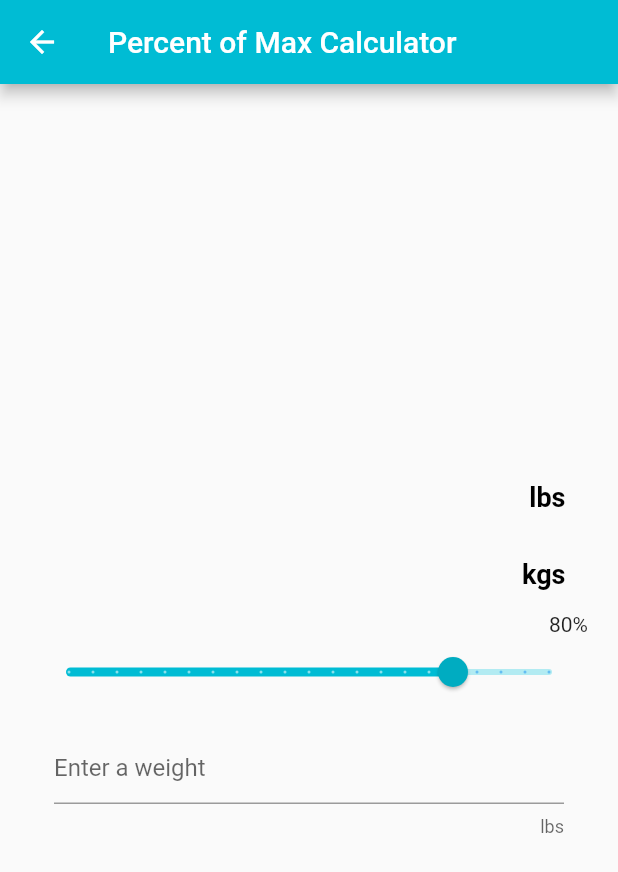
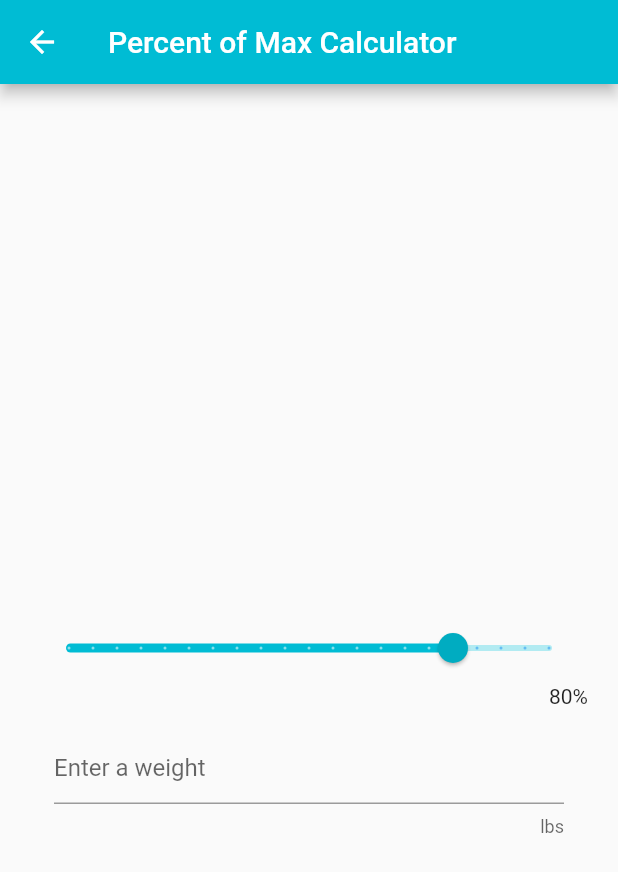
Before and after one commit to ccasil/Br-inG-ins, a Flutter app: the PctOfMaxNum screen opened by its route, on a phone screen of 412 x 824 dp. Shown: the top 872 px of the screen. Run offline on Flutter 3.47's test engine with Material 2 defaults, Android fonts, the phone set to English and light mode, and no system bars.

Commit message:
new responsiveness

```diff
--- a/lib/pctofmaxnum.dart
+++ b/lib/pctofmaxnum.dart
@@ -71,7 +71,7 @@ class _PctOfMaxNumState extends State < PctOfMaxNum > {
                   padding: EdgeInsets.all(15),
                   alignment: Alignment.centerRight,
                   child: Text(
-                    lbanswer + ' lbs',
+                    (lbanswer!=''?lbanswer + ' lbs':''),
                     style: TextStyle(
                       fontSize: 18,
                       color: Colors.black,
@@ -82,18 +82,12 @@ class _PctOfMaxNumState extends State < PctOfMaxNum > {
                   padding: EdgeInsets.all(15),
                   alignment: Alignment.centerRight,
                   child: Text(
-                    kganswer + ' kgs',
+                    (kganswer!=''?kganswer + ' kgs':''),
                     style: TextStyle(
                       fontSize: 18,
                       color: Colors.black,
                       fontWeight: FontWeight.bold),
                   ),
-                ),
-                Row(
-                  mainAxisAlignment: MainAxisAlignment.end,
-                  children: [
-                    Text(_currentSliderValue.toInt().toString() + '%', textAlign: TextAlign.right),
-                  ],
                 ),
                 SliderTheme(data: SliderTheme.of(context).copyWith(
                     activeTrackColor: Colors.cyan,
@@ -113,6 +107,12 @@ class _PctOfMaxNumState extends State < PctOfMaxNum > {
                       });
                     },
                   ),
+                ),
+                Row(
+                  mainAxisAlignment: MainAxisAlignment.end,
+                  children: [
+                    Text(_currentSliderValue.toInt().toString() + '%', textAlign: TextAlign.right),
+                  ],
                 ),
                 Padding(
                   padding: EdgeInsets.all(16),
```
